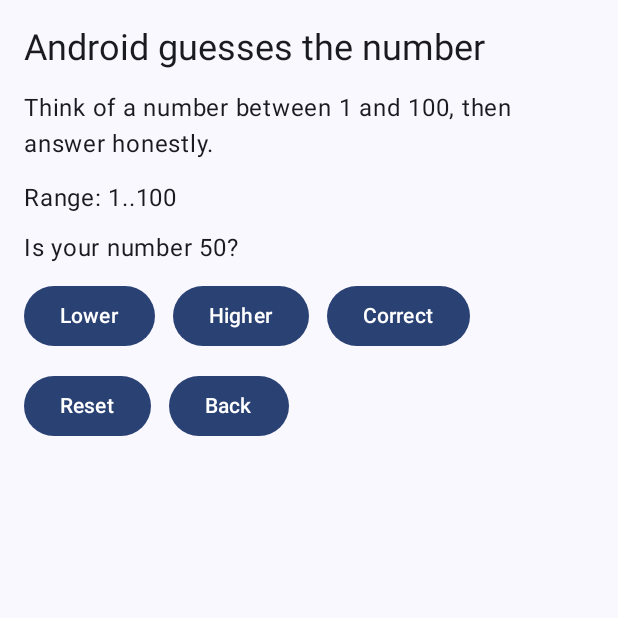
After one commit to Hatr828/AndroidHw, an Android app built with Jetpack Compose: the AndroidGuessActivity screen opened directly, with no data from a screen before it, on a phone screen of 412 x 824 dp, the top half of it. The commit adds this screen. Run offline under Robolectric (Android 15) with nearby library versions, the phone set to English and light mode, and no system bars.

Commit message:
30.09.2025

```diff
--- /dev/null
+++ b/app/src/main/java/com/example/androidhw/AndroidGuessActivity.kt
@@ -0,0 +1,125 @@
+package com.example.androidhw
+
+import android.os.Bundle
+import androidx.activity.ComponentActivity
+import androidx.activity.compose.setContent
+import androidx.activity.enableEdgeToEdge
+import androidx.compose.foundation.layout.Arrangement
+import androidx.compose.foundation.layout.Column
+import androidx.compose.foundation.layout.Row
+import androidx.compose.foundation.layout.fillMaxSize
+import androidx.compose.foundation.layout.padding
+import androidx.compose.material3.Button
+import androidx.compose.material3.MaterialTheme
+import androidx.compose.material3.Scaffold
+import androidx.compose.material3.Text
+import androidx.compose.runtime.Composable
+import androidx.compose.runtime.getValue
+import androidx.compose.runtime.mutableIntStateOf
+import androidx.compose.runtime.mutableStateOf
+import androidx.compose.runtime.saveable.rememberSaveable
+import androidx.compose.runtime.setValue
+import androidx.compose.ui.Modifier
+import androidx.compose.ui.tooling.preview.Preview
+import androidx.compose.ui.unit.dp
+import com.example.androidhw.ui.theme.AndroidHWTheme
+
+class AndroidGuessActivity : ComponentActivity() {
+    override fun onCreate(savedInstanceState: Bundle?) {
+        super.onCreate(savedInstanceState)
+        enableEdgeToEdge()
+        setContent {
+            AndroidHWTheme {
+                Scaffold(modifier = Modifier.fillMaxSize()) { innerPadding ->
+                    AndroidGuessScreen(
+                        onBack = { finish() },
+                        modifier = Modifier.padding(innerPadding)
+                    )
+                }
+            }
+        }
+    }
+}
+
+@Composable
+fun AndroidGuessScreen(onBack: () -> Unit, modifier: Modifier = Modifier) {
+    var low by rememberSaveable { mutableIntStateOf(1) }
+    var high by rememberSaveable { mutableIntStateOf(100) }
+    var guess by rememberSaveable { mutableIntStateOf(50) }
+    var steps by rememberSaveable { mutableIntStateOf(1) }
+    var status by rememberSaveable { mutableStateOf("Is your number 50?") }
+    var finished by rememberSaveable { mutableStateOf(false) }
+
+    val resetGame = {
+        low = 1
+        high = 100
+        guess = 50
+        steps = 1
+        status = "Is your number 50?"
+        finished = false
+    }
+
+    val makeGuess = { newLow: Int, newHigh: Int ->
+        if (newLow > newHigh) {
+            status = "Hints are inconsistent. Reset the game."
+            finished = true
+        } else {
+            low = newLow
+            high = newHigh
+            guess = (newLow + newHigh) / 2
+            steps += 1
+            status = "Is your number $guess?"
+        }
+    }
+
+    Column(
+        modifier = modifier
+            .fillMaxSize()
+            .padding(16.dp),
+        verticalArrangement = Arrangement.spacedBy(12.dp)
+    ) {
+        Text(text = "Android guesses the number", style = MaterialTheme.typography.headlineSmall)
+        Text(text = "Think of a number between 1 and 100, then answer honestly.")
+        Text(text = "Range: $low..$high")
+        Text(text = status, style = MaterialTheme.typography.bodyLarge)
+        Row(horizontalArrangement = Arrangement.spacedBy(12.dp)) {
+            Button(
+                onClick = { makeGuess(low, guess - 1) },
+                enabled = !finished
+            ) {
+                Text(text = "Lower")
+            }
+            Button(
+                onClick = { makeGuess(guess + 1, high) },
+                enabled = !finished
+            ) {
+                Text(text = "Higher")
+            }
+            Button(
+                onClick = {
+                    status = "Guessed in $steps steps!"
+                    finished = true
+                },
+                enabled = !finished
+            ) {
+                Text(text = "Correct")
+            }
+        }
+        Row(horizontalArrangement = Arrangement.spacedBy(12.dp)) {
+            Button(onClick = resetGame) {
+                Text(text = "Reset")
+            }
+            Button(onClick = onBack) {
+                Text(text = "Back")
+            }
+        }
+    }
+}
+
+@Preview(showBackground = true)
+@Composable
+fun AndroidGuessScreenPreview() {
+    AndroidHWTheme {
+        AndroidGuessScreen(onBack = {})
+    }
+}
```
Also changed, not shown: app/src/main/AndroidManifest.xml (+8 -0 lines), app/src/main/java/com/example/androidhw/MainActivity.kt (+100 -8 lines), app/src/main/java/com/example/androidhw/UserGuessActivity.kt (added, +117 -0 lines).
